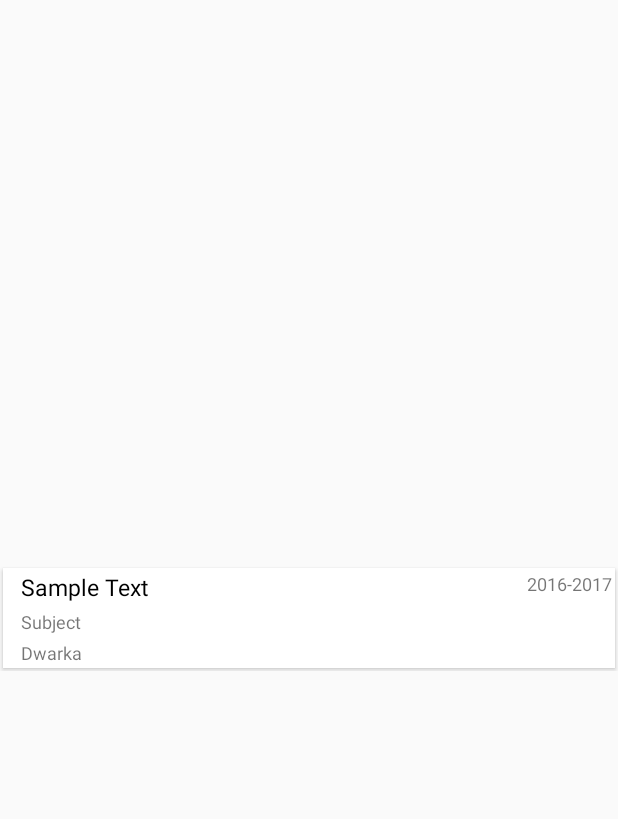
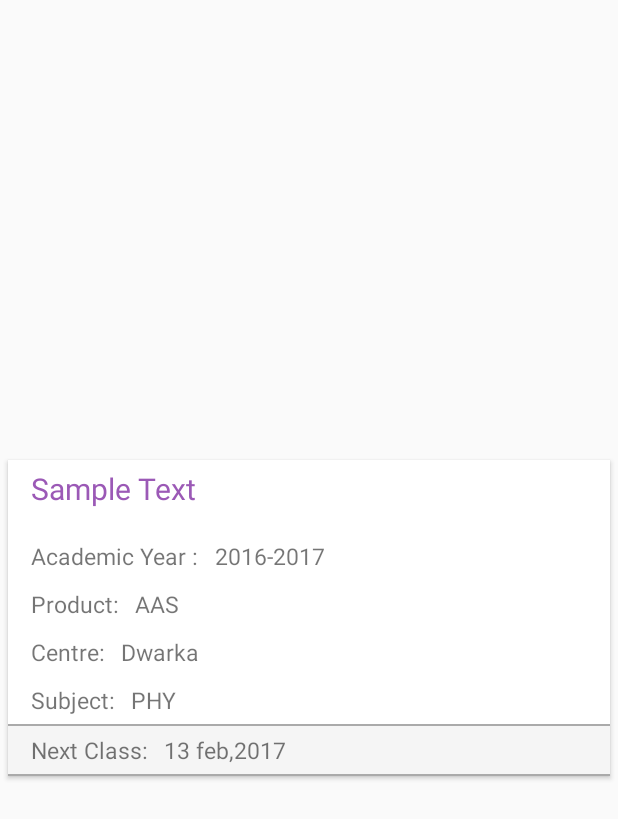
Before and after one commit to anuragdhasmana1995/Classmate, an Android app: the layout batch_list_content.xml on its own in the app's theme, with its tools: preview values and no code run, on a phone screen of 412 x 824 dp. Shown: the top 819 px of the screen. Run offline under Robolectric (Android 15) with nearby library versions, the phone set to English and light mode, and no system bars; network calls fail.

Commit message:
updated batch listing layout

```diff
--- a/app/src/main/java/com/htlconline/sm/classmate/Batch/BatchFragments/BatchListFragment.java
+++ b/app/src/main/java/com/htlconline/sm/classmate/Batch/BatchFragments/BatchListFragment.java
@@ -216,7 +216,7 @@ public class BatchListFragment extends Fragment implements BatchListingAdapter.O
                 FragmentManager manager = getActivity().getSupportFragmentManager();
                 Fragment fragment = new BatchFilterFragment();
                 FragmentTransaction transaction = manager.beginTransaction();
-                transaction.setCustomAnimations(R.anim.enter_from_left, R.anim.exit_to_right, R.anim.enter_from_right, R.anim.exit_to_left);
+                transaction.setCustomAnimations(R.anim.enter_from_right, R.anim.exit_to_left, R.anim.enter_from_left, R.anim.exit_to_right);
                 transaction.replace(R.id.main_batch_layout,fragment,"batch_filter_fragment");
                 transaction.addToBackStack(null);
                 transaction.commit();
--- a/app/src/main/res/anim/enter_from_left.xml
+++ b/app/src/main/res/anim/enter_from_left.xml
@@ -4,5 +4,5 @@
     <translate
         android:fromXDelta="-100%" android:toXDelta="0%"
         android:fromYDelta="0%" android:toYDelta="0%"
-        android:duration="700"/>
+        android:duration="500"/>
 </set>
--- a/app/src/main/res/anim/enter_from_right.xml
+++ b/app/src/main/res/anim/enter_from_right.xml
@@ -4,5 +4,5 @@
     <translate
         android:fromXDelta="100%" android:toXDelta="0%"
         android:fromYDelta="0%" android:toYDelta="0%"
-        android:duration="700" />
+        android:duration="500" />
 </set>
--- a/app/src/main/res/anim/exit_to_left.xml
+++ b/app/src/main/res/anim/exit_to_left.xml
@@ -4,5 +4,5 @@
     <translate
         android:fromXDelta="0%" android:toXDelta="-100%"
         android:fromYDelta="0%" android:toYDelta="0%"
-        android:duration="700"/>
+        android:duration="500"/>
 </set>
--- a/app/src/main/res/anim/exit_to_right.xml
+++ b/app/src/main/res/anim/exit_to_right.xml
@@ -4,5 +4,5 @@
     <translate
         android:fromXDelta="0%" android:toXDelta="100%"
         android:fromYDelta="0%" android:toYDelta="0%"
-        android:duration="700" />
+        android:duration="500" />
 </set>
--- a/app/src/main/res/layout/batch_list_content.xml
+++ b/app/src/main/res/layout/batch_list_content.xml
@@ -11,8 +11,7 @@
         android:layout_width="match_parent"
         android:layout_height="wrap_content"
         android:layout_gravity="center"
-        android:layout_margin="2dp"
-        android:elevation="3dp"
+        android:layout_margin="5dp"
         card_view:cardCornerRadius="0dp">
 
 
@@ -27,42 +26,153 @@
                 android:id="@+id/batch_list_name"
                 android:layout_width="match_parent"
                 android:layout_height="wrap_content"
+                android:layout_marginBottom="10dp"
                 android:layout_marginStart="10dp"
-                android:padding="2dp"
+                android:padding="5dp"
                 android:text="Sample Text"
-                android:textColor="@android:color/black"
-                android:textSize="15dp" />
+                android:textColor="@color/colorPrimaryDark"
+                android:textSize="20sp" />
 
-            <TextView
-                android:id="@+id/batch_subject"
+
+            <LinearLayout
                 android:layout_width="match_parent"
                 android:layout_height="wrap_content"
-                android:layout_marginStart="10dp"
-                android:padding="2dp"
-                android:text="Subject"
-                android:textSize="12dp" />
+                android:orientation="horizontal">
+
+                <TextView
+                    android:layout_width="wrap_content"
+                    android:layout_height="wrap_content"
+                    android:layout_marginStart="10dp"
+                    android:padding="5dp"
+                    android:text="Academic Year :"
+                    android:textSize="15sp" />
 
 
-            <TextView
-                android:id="@+id/batch_centre"
+                <TextView
+                    android:id="@+id/academic_year"
+                    android:layout_width="match_parent"
+                    android:layout_height="wrap_content"
+                    android:padding="5dp"
+                    android:text="2016-2017"
+                    android:textSize="15sp" />
+
+
+            </LinearLayout>
+
+            <LinearLayout
                 android:layout_width="match_parent"
                 android:layout_height="wrap_content"
-                android:layout_marginStart="10dp"
-                android:padding="2dp"
-                android:text="Dwarka"
-                android:textSize="12dp" />
+                android:orientation="horizontal">
+
+                <TextView
+                    android:layout_width="wrap_content"
+                    android:layout_height="wrap_content"
+                    android:layout_marginStart="10dp"
+                    android:padding="5dp"
+                    android:text="Product:"
+                    android:textSize="15dp" />
+
+
+                <TextView
+                    android:id="@+id/batch_list_product"
+                    android:layout_width="wrap_content"
+                    android:layout_height="wrap_content"
+                    android:padding="5dp"
+                    android:text="AAS"
+                    android:textSize="15dp" />
+
+
+            </LinearLayout>
+
+            <LinearLayout
+                android:layout_width="match_parent"
+                android:layout_height="wrap_content"
+                android:orientation="horizontal">
+
+                <TextView
+                    android:layout_width="wrap_content"
+                    android:layout_height="wrap_content"
+                    android:layout_marginStart="10dp"
+                    android:padding="5dp"
+                    android:text="Centre:"
+                    android:textSize="15dp" />
+
+
+                <TextView
+                    android:id="@+id/batch_list_centre"
+                    android:layout_width="wrap_content"
+                    android:layout_height="wrap_content"
+                    android:padding="5dp"
+                    android:text="Dwarka"
+                    android:textSize="15dp" />
+
+
+            </LinearLayout>
+
+            <LinearLayout
+                android:layout_width="match_parent"
+                android:layout_height="wrap_content"
+                android:orientation="horizontal">
+
+                <TextView
+                    android:layout_width="wrap_content"
+                    android:layout_height="wrap_content"
+                    android:layout_marginStart="10dp"
+                    android:padding="5dp"
+                    android:text="Subject:"
+                    android:textSize="15dp" />
+
+
+                <TextView
+                    android:id="@+id/batch_list_subject"
+                    android:layout_width="wrap_content"
+                    android:layout_height="wrap_content"
+                    android:padding="5dp"
+                    android:text="PHY"
+                    android:textSize="15dp" />
+
+
+            </LinearLayout>
+
+            <View
+                android:layout_width="match_parent"
+                android:layout_height="1dp"
+                android:background="@android:color/darker_gray" />
+
+
+            <LinearLayout
+                android:background="#F5F5F5"
+                android:layout_width="match_parent"
+                android:layout_height="wrap_content"
+                android:orientation="horizontal">
+
+                <TextView
+                    android:layout_width="wrap_content"
+                    android:layout_height="wrap_content"
+                    android:layout_marginStart="10dp"
+                    android:padding="5dp"
+                    android:text="Next Class:"
+                    android:textSize="15dp" />
+
+
+                <TextView
+                    android:id="@+id/batch_list_next_class"
+                    android:layout_width="wrap_content"
+                    android:layout_height="wrap_content"
+                    android:padding="5dp"
+                    android:text="13 feb,2017"
+                    android:textSize="15dp" />
+
+
+            </LinearLayout>
+
+            <View
+                android:layout_width="match_parent"
+                android:layout_height="1dp"
+                android:background="@android:color/darker_gray" />
+
 
         </LinearLayout>
-
-
-        <TextView
-            android:id="@+id/academic_year"
-            android:layout_width="wrap_content"
-            android:layout_height="wrap_content"
-            android:layout_gravity="end"
-            android:padding="2dp"
-            android:text="2016-2017"
-            android:textSize="12sp" />
 
 
     </android.support.v7.widget.CardView>
```
Also changed, not shown: app/src/main/java/com/htlconline/sm/classmate/Batch/Adapters/BatchListingAdapter.java (+9 -2 lines), app/src/main/java/com/htlconline/sm/classmate/Batch/BatchFragments/BatchSummaryFragment.java (+13 -0 lines), app/src/main/java/com/htlconline/sm/classmate/Batch/Data/BatchListData.java (+29 -1 lines), app/src/main/java/com/htlconline/sm/classmate/Schedule/Fragment/MainFragment.java (+25 -0 lines).
